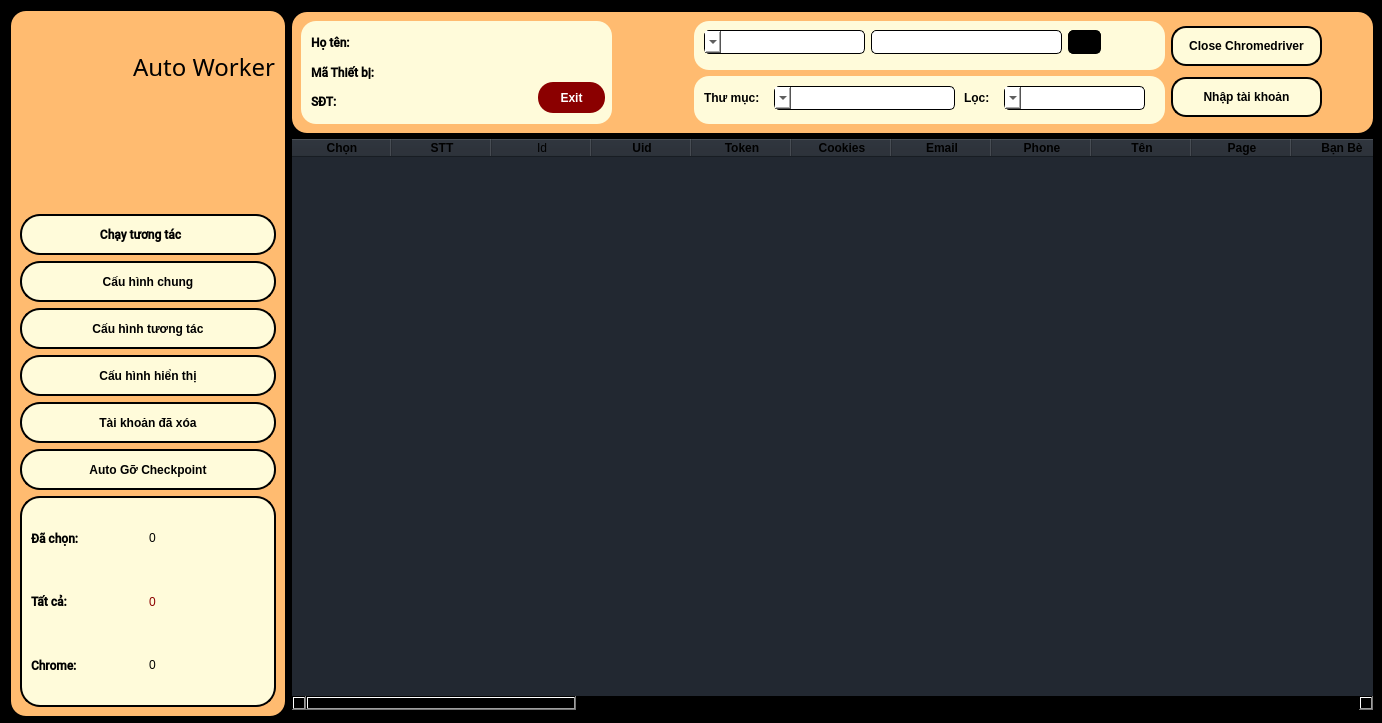
Before: the Qt Designer form Form/mainwindow.ui in letrquan/AutoWoker, drawn with Qt 5.
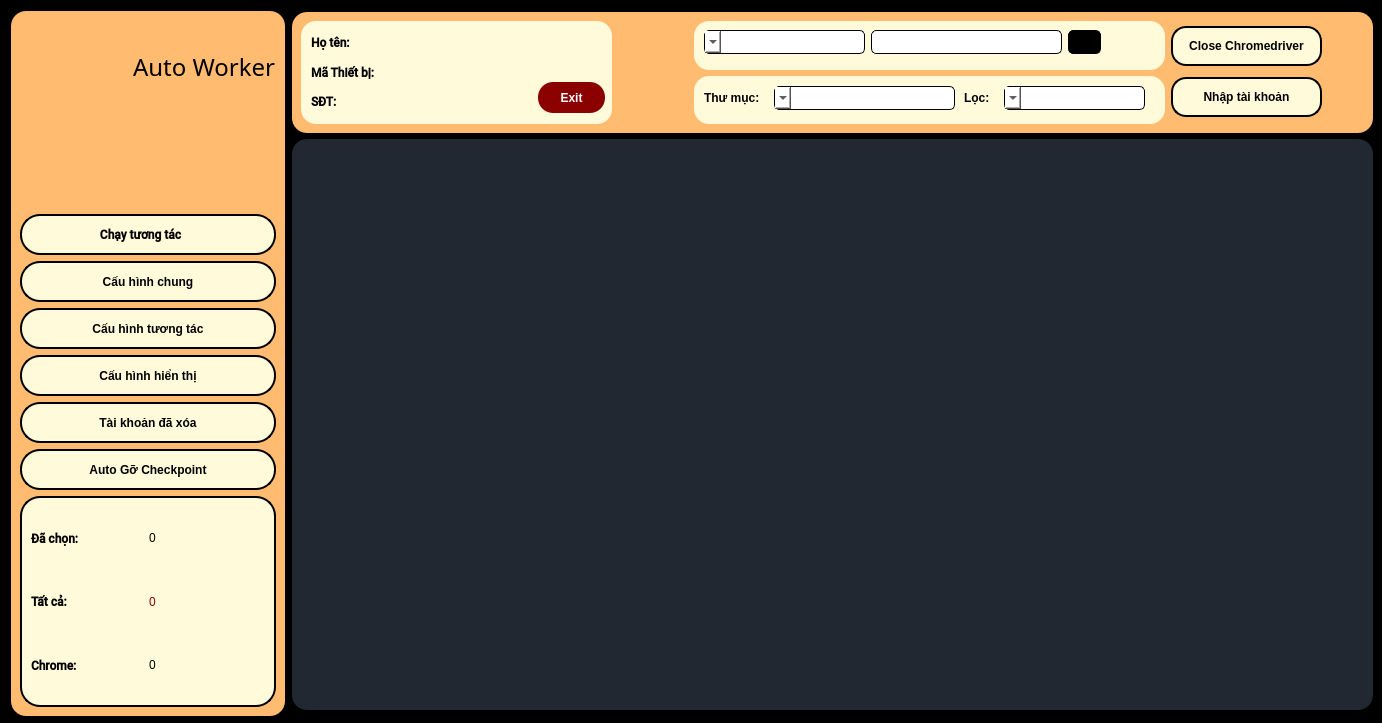
After: the same form once the commit is applied. Icons and pictures are not drawn.

```diff
--- a/Form/mainwindow.ui
+++ b/Form/mainwindow.ui
@@ -1153,7 +1153,7 @@
      </layout>
     </widget>
    </widget>
-   <widget class="QTableWidget" name="tableWidget">
+   <widget class="QTableView" name="tableView">
     <property name="geometry">
      <rect>
       <x>292</x>
@@ -1179,391 +1179,6 @@
     <property name="sortingEnabled">
      <bool>false</bool>
     </property>
-    <column>
-     <property name="text">
-      <string>Chọn</string>
-     </property>
-     <property name="font">
-      <font>
-       <bold>true</bold>
-      </font>
-     </property>
-    </column>
-    <column>
-     <property name="text">
-      <string>STT</string>
-     </property>
-     <property name="font">
-      <font>
-       <bold>true</bold>
-      </font>
-     </property>
-    </column>
-    <column>
-     <property name="text">
-      <string>Id</string>
-     </property>
-    </column>
-    <column>
-     <property name="text">
-      <string>Uid</string>
-     </property>
-     <property name="font">
-      <font>
-       <bold>true</bold>
-      </font>
-     </property>
-    </column>
-    <column>
-     <property name="text">
-      <string>Token</string>
-     </property>
-     <property name="font">
-      <font>
-       <bold>true</bold>
-      </font>
-     </property>
-    </column>
-    <column>
-     <property name="text">
-      <string>Cookies</string>
-     </property>
-     <property name="font">
-      <font>
-       <bold>true</bold>
-      </font>
-     </property>
-    </column>
-    <column>
-     <property name="text">
-      <string>Email</string>
-     </property>
-     <property name="font">
-      <font>
-       <bold>true</bold>
-      </font>
-     </property>
-    </column>
-    <column>
-     <property name="text">
-      <string>Phone</string>
-     </property>
-     <property name="font">
-      <font>
-       <bold>true</bold>
-      </font>
-     </property>
-    </column>
-    <column>
-     <property name="text">
-      <string>Tên</string>
-     </property>
-     <property name="font">
-      <font>
-       <bold>true</bold>
-      </font>
-     </property>
-    </column>
-    <column>
-     <property name="text">
-      <string>Page</string>
-     </property>
-     <property name="font">
-      <font>
-       <bold>true</bold>
-      </font>
-     </property>
-    </column>
-    <column>
-     <property name="text">
-      <string>Bạn Bè</string>
-     </property>
-     <property name="font">
-      <font>
-       <bold>true</bold>
-      </font>
-     </property>
-    </column>
-    <column>
-     <property name="text">
-      <string>Nhóm</string>
-     </property>
-     <property name="font">
-      <font>
-       <bold>true</bold>
-      </font>
-     </property>
-    </column>
-    <column>
-     <property name="text">
-      <string>PagePro5</string>
-     </property>
-     <property name="font">
-      <font>
-       <bold>true</bold>
-      </font>
-     </property>
-    </column>
-    <column>
-     <property name="text">
-      <string>Ngày sinh</string>
-     </property>
-     <property name="font">
-      <font>
-       <bold>true</bold>
-      </font>
-     </property>
-    </column>
-    <column>
-     <property name="text">
-      <string>Giới tính</string>
-     </property>
-     <property name="font">
-      <font>
-       <bold>true</bold>
-      </font>
-     </property>
-    </column>
-    <column>
-     <property name="text">
-      <string>Mật khẩu</string>
-     </property>
-     <property name="font">
-      <font>
-       <bold>true</bold>
-      </font>
-     </property>
-    </column>
-    <column>
-     <property name="text">
-      <string>Mail Khôi Phục</string>
-     </property>
-     <property name="font">
-      <font>
-       <bold>true</bold>
-      </font>
-     </property>
-    </column>
-    <column>
-     <property name="text">
-      <string>Mật khẩu Mail</string>
-     </property>
-     <property name="font">
-      <font>
-       <bold>true</bold>
-      </font>
-     </property>
-    </column>
-    <column>
-     <property name="text">
-      <string>Backup</string>
-     </property>
-     <property name="font">
-      <font>
-       <bold>true</bold>
-      </font>
-     </property>
-    </column>
-    <column>
-     <property name="text">
-      <string>Mã 2FA</string>
-     </property>
-     <property name="font">
-      <font>
-       <bold>true</bold>
-      </font>
-     </property>
-    </column>
-    <column>
-     <property name="text">
-      <string>Useragent</string>
-     </property>
-     <property name="font">
-      <font>
-       <bold>true</bold>
-      </font>
-     </property>
-    </column>
-    <column>
-     <property name="text">
-      <string>Proxy</string>
-     </property>
-     <property name="font">
-      <font>
-       <bold>true</bold>
-      </font>
-     </property>
-    </column>
-    <column>
-     <property name="text">
-      <string>Ngày tạo tài khoản</string>
-     </property>
-     <property name="font">
-      <font>
-       <bold>true</bold>
-      </font>
-     </property>
-    </column>
-    <column>
-     <property name="text">
-      <string>Avatar</string>
-     </property>
-     <property name="font">
-      <font>
-       <bold>true</bold>
-      </font>
-     </property>
-    </column>
-    <column>
-     <property name="text">
-      <string>Profile</string>
-     </property>
-     <property name="font">
-      <font>
-       <bold>true</bold>
-      </font>
-     </property>
-    </column>
-    <column>
-     <property name="text">
-      <string>Thư Mục</string>
-     </property>
-     <property name="font">
-      <font>
-       <bold>true</bold>
-      </font>
-     </property>
-    </column>
-    <column>
-     <property name="text">
-      <string>Lần Tương Tác Cuối</string>
-     </property>
-     <property name="font">
-      <font>
-       <bold>true</bold>
-      </font>
-     </property>
-    </column>
-    <column>
-     <property name="text">
-      <string>Tình Trạng</string>
-     </property>
-     <property name="font">
-      <font>
-       <bold>true</bold>
-      </font>
-     </property>
-    </column>
-    <column>
-     <property name="text">
-      <string>Ghi Chú</string>
-     </property>
-     <property name="font">
-      <font>
-       <bold>true</bold>
-      </font>
-     </property>
-    </column>
-    <column>
-     <property name="text">
-      <string>Status282</string>
-     </property>
-     <property name="font">
-      <font>
-       <bold>true</bold>
-      </font>
-     </property>
-    </column>
-    <column>
-     <property name="text">
-      <string>Location</string>
-     </property>
-     <property name="font">
-      <font>
-       <bold>true</bold>
-      </font>
-     </property>
-    </column>
-    <column>
-     <property name="text">
-      <string>Home Town</string>
-     </property>
-     <property name="font">
-      <font>
-       <bold>true</bold>
-      </font>
-     </property>
-    </column>
-    <column>
-     <property name="text">
-      <string>Current City</string>
-     </property>
-     <property name="font">
-      <font>
-       <bold>true</bold>
-      </font>
-     </property>
-    </column>
-    <column>
-     <property name="text">
-      <string>Dating</string>
-     </property>
-     <property name="font">
-      <font>
-       <bold>true</bold>
-      </font>
-     </property>
-    </column>
-    <column>
-     <property name="text">
-      <string>Ads</string>
-     </property>
-     <property name="font">
-      <font>
-       <bold>true</bold>
-      </font>
-     </property>
-    </column>
-    <column>
-     <property name="text">
-      <string>BM</string>
-     </property>
-     <property name="font">
-      <font>
-       <bold>true</bold>
-      </font>
-     </property>
-    </column>
-    <column>
-     <property name="text">
-      <string>FbBlock</string>
-     </property>
-     <property name="font">
-      <font>
-       <bold>true</bold>
-      </font>
-     </property>
-    </column>
-    <column>
-     <property name="text">
-      <string>Job</string>
-     </property>
-     <property name="font">
-      <font>
-       <bold>true</bold>
-      </font>
-     </property>
-    </column>
-    <column>
-     <property name="text">
-      <string>Trạng thái</string>
-     </property>
-     <property name="font">
-      <font>
-       <bold>true</bold>
-      </font>
-     </property>
-    </column>
    </widget>
   </widget>
  </widget>
```
